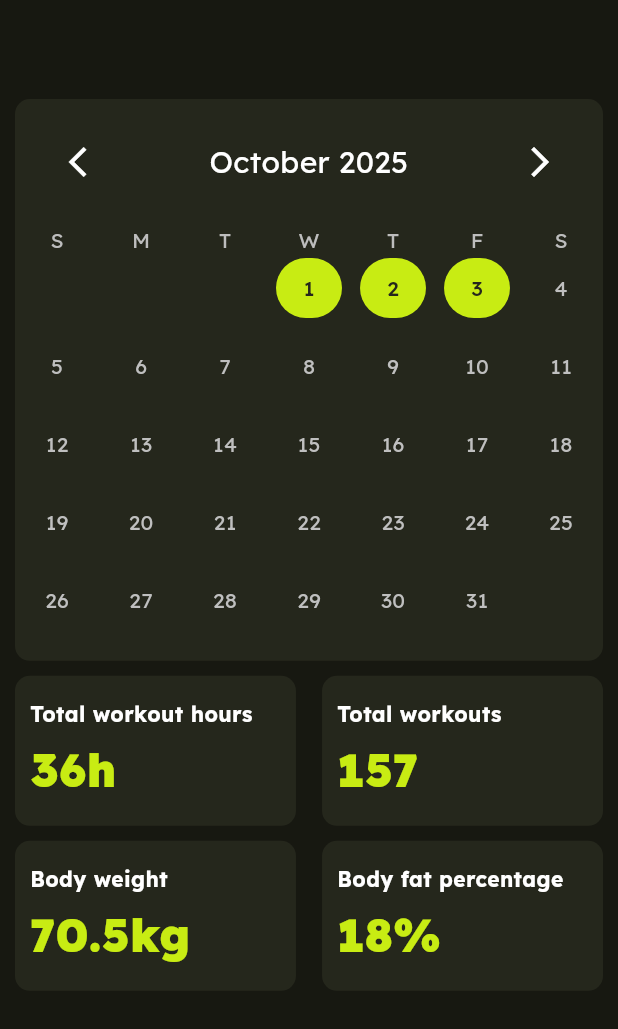
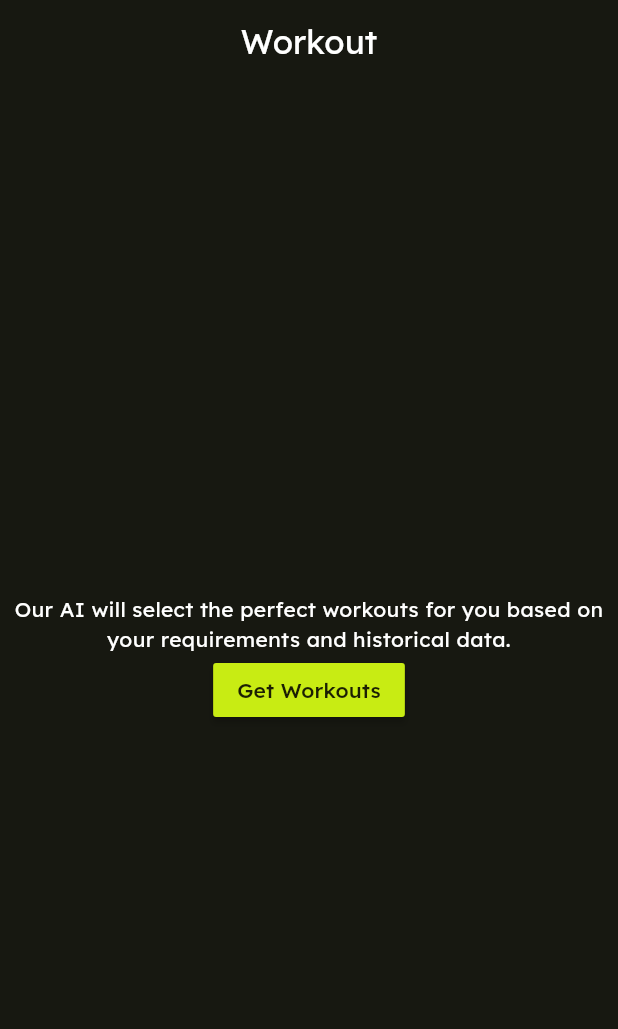
Before and after one commit to Amin-Thoufeeque/fitthread, a Flutter app: the screen it shows after launch, on a phone screen of 412 x 824 dp. Shown: the top 1029 px of the screen. Run offline on Flutter 3.47's test engine with Material 3 defaults, Android fonts, the phone set to English and light mode, and no system bars; drawn by our look-alikes of table_calendar; our stand-ins replace floating_bottom_navigation_bar, google_fonts.

Commit message:
Create workout screen.Need to fix the nav bar

```diff
--- /dev/null
+++ b/lib/Presentation/Workout Screen/workout_screen.dart
@@ -0,0 +1,41 @@
+import 'package:fitthread/Presentation/colors.dart';
+import 'package:flutter/material.dart';
+
+class WorkoutScreen extends StatelessWidget {
+  const WorkoutScreen({super.key});
+
+  @override
+  Widget build(BuildContext context) {
+    return Scaffold(
+      appBar: AppBar(
+        title: Text('Workout', style: TextStyle(color: AppColors.primaryText)),
+        centerTitle: true,
+        backgroundColor: AppColors.mainBackground,
+      ),
+      backgroundColor: AppColors.mainBackground,
+      body: SafeArea(
+        child: Center(
+          child: Padding(
+            padding: const EdgeInsets.all(8.0),
+            child: Column(
+              crossAxisAlignment: CrossAxisAlignment.center,
+              mainAxisAlignment: MainAxisAlignment.center,
+              children: [
+                Text(
+                  'Our AI will select the perfect workouts for you based on your requirements and historical data.',
+                  style: TextStyle(color: Colors.white),
+                  textAlign: TextAlign.center,
+                ),
+                MaterialButton(
+                  onPressed: () {},
+                  color: AppColors.accentGreen,
+                  child: Text('Get Workouts'),
+                ),
+              ],
+            ),
+          ),
+        ),
+      ),
+    );
+  }
+}
--- a/lib/main.dart
+++ b/lib/main.dart
@@ -1,4 +1,5 @@
 import 'package:fitthread/Presentation/Home%20Screen/home_screen.dart';
+import 'package:fitthread/Presentation/Workout%20Screen/workout_screen.dart';
 import 'package:flutter/material.dart';
 import 'package:google_fonts/google_fonts.dart';
 
@@ -19,7 +20,7 @@ class MyApp extends StatelessWidget {
         colorScheme: ColorScheme.fromSeed(seedColor: Colors.deepPurple),
         textTheme: GoogleFonts.lexendTextTheme(),
       ),
-      home: const HomeScreen(),
+      home: const WorkoutScreen(),
     );
   }
 }
--- a/pubspec.yaml
+++ b/pubspec.yaml
@@ -37,6 +37,7 @@ dependencies:
   google_fonts: ^6.3.1
   table_calendar: ^3.2.0
   intl: ^0.20.2
+  floating_bottom_navigation_bar: ^1.5.2
 
 dev_dependencies:
   flutter_test:
```
Also changed, not shown: lib/Presentation/Home Screen/home_screen.dart (+28 -2 lines), pubspec.lock.
